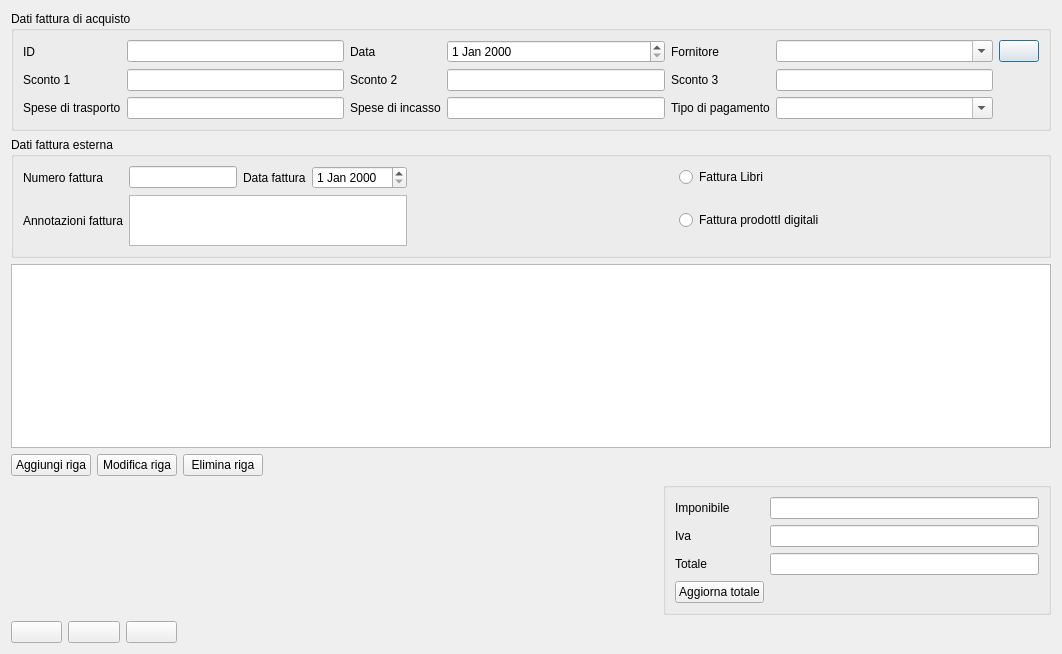
kratos83/LyLibrary, file lylibrary/ui/fatt_new.ui: the form before one commit.
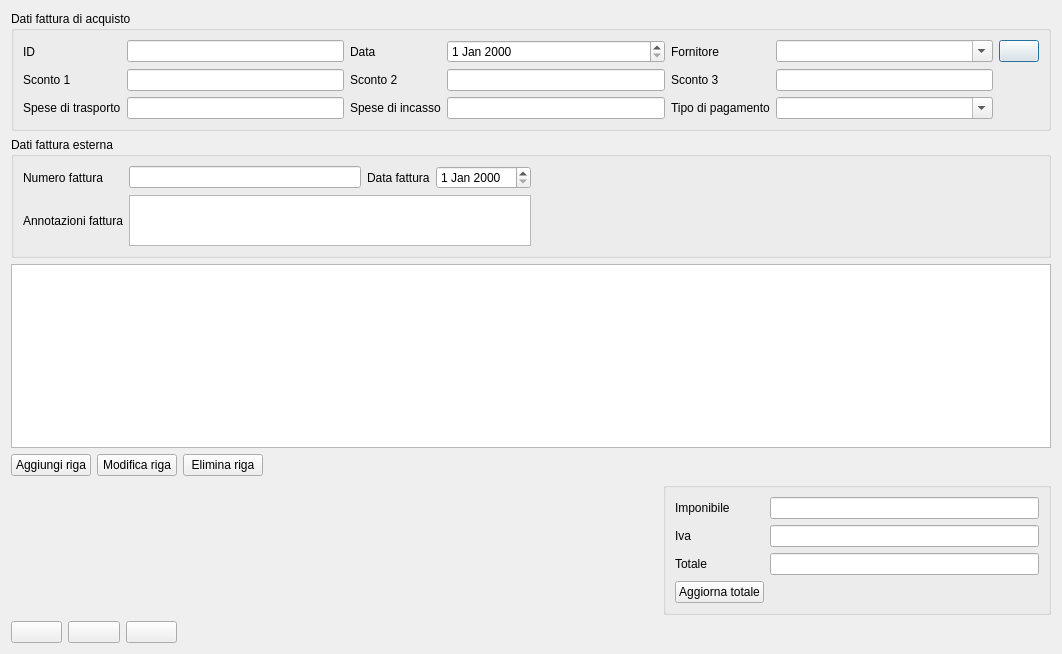
The form after the commit. Icons and pictures are not drawn.

What changed in the file:
```diff
--- a/lylibrary/ui/fatt_new.ui
+++ b/lylibrary/ui/fatt_new.ui
@@ -200,20 +200,6 @@
       <string>Dati fattura esterna</string>
      </property>
      <layout class="QGridLayout" name="gridLayout_7">
-      <item row="0" column="2">
-       <widget class="QRadioButton" name="f_libri">
-        <property name="text">
-         <string>Fattura Libri</string>
-        </property>
-       </widget>
-      </item>
-      <item row="1" column="2">
-       <widget class="QRadioButton" name="f_prod_dig">
-        <property name="text">
-         <string>Fattura prodottI digitali</string>
-        </property>
-       </widget>
-      </item>
       <item row="0" column="0" rowspan="2">
        <layout class="QGridLayout" name="gridLayout_4">
         <item row="0" column="0">
@@ -252,19 +238,6 @@
         </item>
        </layout>
       </item>
-      <item row="0" column="1">
-       <spacer name="horizontalSpacer_3">
-        <property name="orientation">
-         <enum>Qt::Horizontal</enum>
-        </property>
-        <property name="sizeHint" stdset="0">
-         <size>
-          <width>266</width>
-          <height>22</height>
-         </size>
-        </property>
-       </spacer>
-      </item>
       <item row="1" column="1">
        <spacer name="horizontalSpacer_4">
         <property name="orientation">
@@ -278,32 +251,6 @@
         </property>
        </spacer>
       </item>
-      <item row="0" column="3">
-       <spacer name="horizontalSpacer_2">
-        <property name="orientation">
-         <enum>Qt::Horizontal</enum>
-        </property>
-        <property name="sizeHint" stdset="0">
-         <size>
-          <width>40</width>
-          <height>20</height>
-         </size>
-        </property>
-       </spacer>
-      </item>
-      <item row="1" column="3">
-       <spacer name="horizontalSpacer_5">
-        <property name="orientation">
-         <enum>Qt::Horizontal</enum>
-        </property>
-        <property name="sizeHint" stdset="0">
-         <size>
-          <width>40</width>
-          <height>20</height>
-         </size>
-        </property>
-       </spacer>
-      </item>
      </layout>
     </widget>
    </item>
```
Left out of the diff: 2 changed lines with no effect on the pictures.
